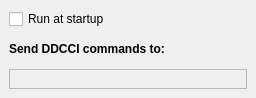
Before: the Qt Designer form src/ui/design.ui in Odizinne/QMS, drawn with Qt 5.
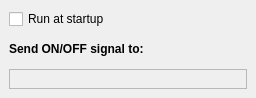
After: the same form once the commit is applied.

Commit message: label rename

```diff
--- a/src/ui/design.ui
+++ b/src/ui/design.ui
@@ -51,7 +51,7 @@
        </font>
       </property>
       <property name="text">
-       <string>Send DDCCI commands to:</string>
+       <string>Send ON/OFF signal to:</string>
       </property>
      </widget>
     </item>
```
The commit also changes 1 other file.
